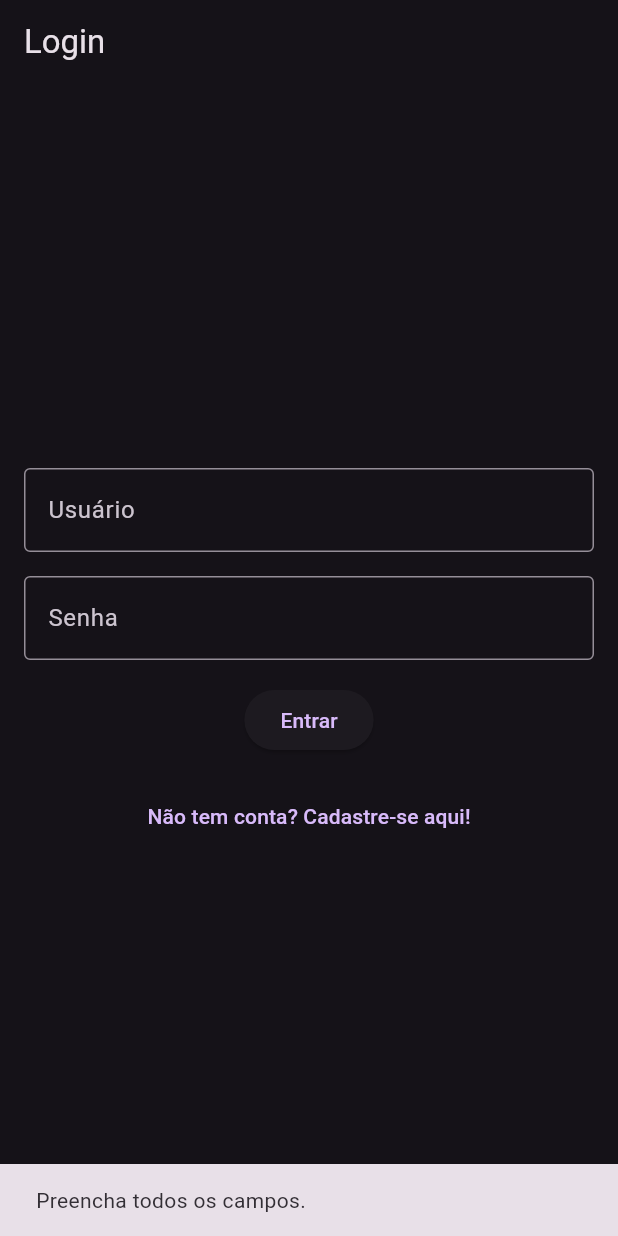
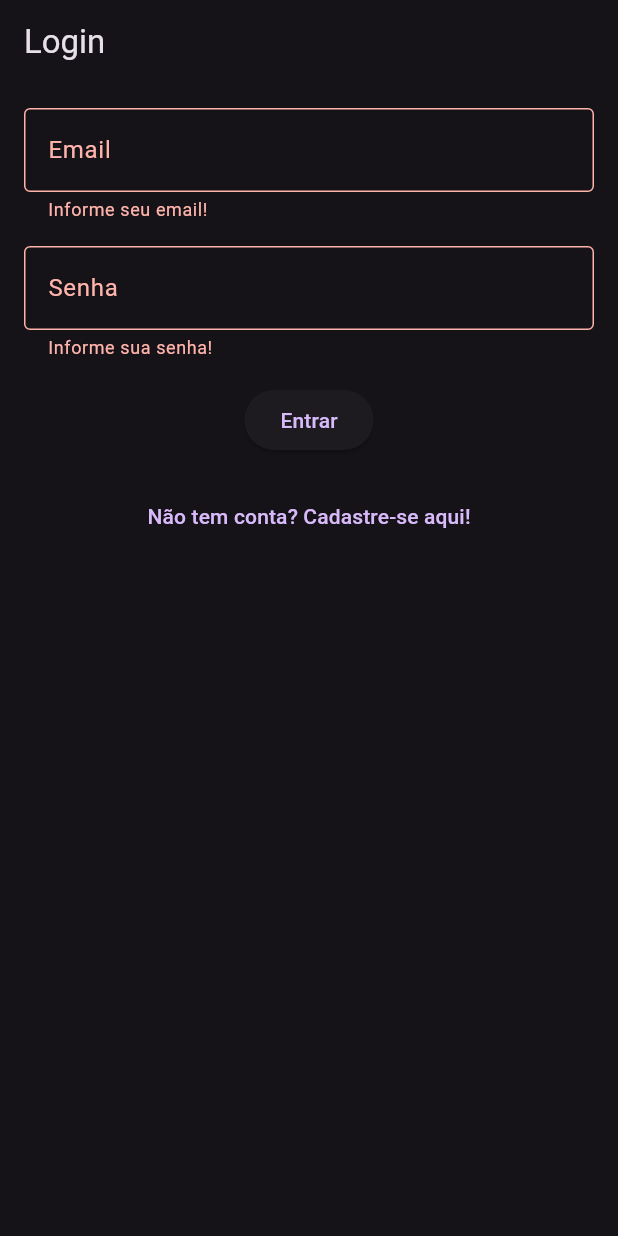
Before and after one commit to T-Toni/AgenteCaminha, a Flutter app: the screen it shows after launch, after a tap on "Entrar", on a phone screen of 412 x 824 dp. Run offline on Flutter 3.47's test engine with Material 3 defaults, Android fonts, the light colour scheme and no system bars; our stand-ins replace firebase_auth, firebase_core; accounts and stored records are empty.

Commit message:
Login Cadastro e Logout
- foi implementado utilizando o firebase as funcionalidades de login logout e cadastro
- teve que mudar também que o login e cadastro precisam ser via email e nao usuário

```diff
--- a/projeto/lib/app.dart
+++ b/projeto/lib/app.dart
@@ -1,5 +1,5 @@
 import 'package:flutter/material.dart';
-import 'package:projeto/pages/login.dart';
+import 'package:projeto/pages/auth_check.dart';
 
 
 class MyApp extends StatelessWidget {
@@ -16,7 +16,7 @@ class MyApp extends StatelessWidget {
         useMaterial3: true,
 
       ),
-      home: LoginScreen(),
+      home: AuthCheck(),
     );
   }
 }
--- a/projeto/lib/main.dart
+++ b/projeto/lib/main.dart
@@ -1,23 +1,26 @@
 import 'package:flutter/material.dart';
 import 'package:projeto/app.dart';
+import 'package:projeto/firebase_options.dart';
 import 'package:projeto/repositories/personagens_repository.dart';
 import 'package:projeto/repositories/usuarios_repository.dart';
+import 'package:projeto/services/auth_service.dart';
 import 'package:provider/provider.dart';
+import 'package:firebase_core/firebase_core.dart';
 
 //void main() {
 //  runApp(const MyApp());
 //}
 
-void main() {
+void main() async{
+  WidgetsFlutterBinding.ensureInitialized();
+  await Firebase.initializeApp(options: DefaultFirebaseOptions.currentPlatform,);
+
   runApp(
     MultiProvider(
       providers: [
-        ChangeNotifierProvider(
-          create: (context) => UsuariosRepository(),
-        ),
-        ChangeNotifierProvider(
-          create: (context) => PersonagensRepository(),
-        ),
+        ChangeNotifierProvider(create: (context) => AuthService()),
+        ChangeNotifierProvider(create: (context) => UsuariosRepository()),
+        ChangeNotifierProvider(create: (context) => PersonagensRepository()),
       ],
       child: const MyApp(),
     ),
--- /dev/null
+++ b/projeto/lib/pages/auth_check.dart
@@ -0,0 +1,39 @@
+import 'package:flutter/material.dart';
+import 'package:projeto/menu.dart';
+import 'package:projeto/pages/login.dart';
+import 'package:projeto/services/auth_service.dart';
+import 'package:provider/provider.dart';
+
+class AuthCheck extends StatefulWidget {
+  const AuthCheck({super.key});
+
+  @override
+  State<AuthCheck> createState() => _AuthCheckState();
+}
+
+class _AuthCheckState extends State<AuthCheck>{
+
+
+  @override
+  Widget build(BuildContext context) {
+
+    AuthService auth = Provider.of<AuthService>(context);
+
+    if (auth.isLoading){
+      return loading();
+    }
+    else if (auth.usuario == null){
+      return LoginScreen();
+    }
+    else{
+      return Menu();
+    }
+  }
+
+  loading() {
+    return Scaffold(
+      body: Center(
+        child: CircularProgressIndicator()),
+    );
+  }
+}
--- a/projeto/lib/pages/login.dart
+++ b/projeto/lib/pages/login.dart
@@ -1,16 +1,31 @@
 import 'package:flutter/material.dart';
-import 'package:projeto/menu.dart';
 import 'package:projeto/pages/cadastro.dart';
 import 'package:projeto/repositories/usuarios_repository.dart';
+import 'package:projeto/services/auth_service.dart';
 import 'package:provider/provider.dart';
 
-class LoginScreen extends StatelessWidget {
-  final TextEditingController _usernameController = TextEditingController();
+class LoginScreen extends StatefulWidget {
+
+  LoginScreen({Key? key }) : super(key: key);
+
+  @override
+  _LoginScreenState createState() => _LoginScreenState();
+}
+
+class _LoginScreenState extends State<LoginScreen>{
+  final TextEditingController _emailController = TextEditingController();
   final TextEditingController _passwordController = TextEditingController();
+  final formKey = GlobalKey<FormState>();
 
   late UsuariosRepository usuarios;
 
-  LoginScreen({super.key});
+  login() async{
+    try {
+      await context.read<AuthService>().login(_emailController.text, _passwordController.text);
+    } on AuthException catch (e) {
+      ScaffoldMessenger.of(context).showSnackBar(SnackBar(content: Text(e.message)));
+    }
+  }
 
   @override
   Widget build(BuildContext context) {
@@ -21,30 +36,53 @@ class LoginScreen extends StatelessWidget {
       appBar: AppBar(
         title: const Text('Login'),
       ),
-      body: Padding(
+      body: SingleChildScrollView(
+        child : Padding(
           padding: const EdgeInsets.all(16.0),
-        child: Column(
+          child: Form (
+            key : formKey,
+            child : Column(
               mainAxisAlignment: MainAxisAlignment.center,
               children: [
-            TextField(
-              controller: _usernameController,
+                TextFormField(
+                  controller: _emailController,
                   decoration: const InputDecoration(
-                labelText: 'Usuário',
+                    labelText: 'Email',
                     border: OutlineInputBorder(),
                   ),
+                  validator: (value) {
+                    if (value!.isEmpty){
+                      return "Informe seu email!";
+                    }
+                    return null;
+                  },
+                  keyboardType: TextInputType.emailAddress,
                 ),
                 const SizedBox(height: 16),
-            TextField(
+                TextFormField(
                   controller: _passwordController,
                   decoration: const InputDecoration(
                     labelText: 'Senha',
                     border: OutlineInputBorder(),
                   ),
                   obscureText: true, // Oculta a senha
+                  validator: (value) {
+                    if (value!.isEmpty){
+                      return "Informe sua senha!";
+                    }
+                    else if (value.length < 6){
+                      return "Sua senha deve ter no mínimo 6 caracteres";
+                    }
+                    return null;
+                  }
                 ),
                 const SizedBox(height: 16),
                 ElevatedButton(
                   onPressed: () {
+                    if (formKey.currentState!.validate()){
+                      login();
+                    }
+                    /*
                     // Captura os valores dos campos de texto
                     String username = _usernameController.text;
                     String password = _passwordController.text;
@@ -57,7 +95,7 @@ class LoginScreen extends StatelessWidget {
                     }
                     else
                     {
-                  // Verificar se o login existe
+                      //verificar se o login existe
                       bool sucesso = usuarios.validaUsuario(username, password);
 
                       if (sucesso){
@@ -70,7 +108,7 @@ class LoginScreen extends StatelessWidget {
                           const SnackBar(content: Text('Login falhou! Tente novamente.')),
                         );
                       }
-                }
+                      */
                   },
                   child: const Text('Entrar'),
                 ),
@@ -88,6 +126,8 @@ class LoginScreen extends StatelessWidget {
               ],
             ),
           ),
+        ),
+      ),
     );
   }
 }
--- /dev/null
+++ b/projeto/lib/services/auth_service.dart
@@ -0,0 +1,71 @@
+import 'package:firebase_auth/firebase_auth.dart';
+import 'package:flutter/material.dart';
+
+class AuthException implements Exception{
+  String message;
+
+  AuthException(this.message);
+}
+
+class AuthService extends ChangeNotifier{
+  FirebaseAuth _auth = FirebaseAuth.instance;
+  User? usuario;
+  bool isLoading = true;
+
+  AuthService(){
+    _authCheck();
+  }
+
+  _authCheck(){
+    _auth.authStateChanges().listen((User? user){
+      usuario = (user == null) ? null : user;
+      isLoading = false;
+      notifyListeners();
+    });
+  }
+
+  _getUser(){
+    usuario = _auth.currentUser;
+    isLoading = false;
+    notifyListeners();
+  }
+
+  _loading(){
+    isLoading = true;
+    notifyListeners();
+  }
+
+  registrar(String email, String senha) async {
+    _loading();
+    try{
+      await _auth.createUserWithEmailAndPassword(email: email, password: senha);
+      _getUser();
+    } on FirebaseAuthException catch (e){
+      if (e.code == 'weak-password'){
+        throw AuthException('A senha é muito fraca');
+      } else if (e.code == 'email-already-in-use'){
+        throw AuthException('Este email já esta cadastrado');
+      }
+    }
+  }
+
+  login(String email, String senha) async {
+    _loading();
+    try{
+      await _auth.signInWithEmailAndPassword(email: email, password: senha);
+      _getUser();
+    } on FirebaseAuthException catch (e){
+      if (e.code == 'user-not-found'){
+        throw AuthException('Email não encontrado. Cadastre-se');
+      } else if (e.code == 'wrong-password'){
+        throw AuthException('Senha incorreta. Tente novamente');
+      }
+    }
+  }
+
+  logout() async{
+    _loading();
+    await _auth.signOut();
+    _getUser();
+  }
+}
--- a/projeto/pubspec.yaml
+++ b/projeto/pubspec.yaml
@@ -35,6 +35,9 @@ dependencies:
   # The following adds the Cupertino Icons font to your application.
   # Use with the CupertinoIcons class for iOS style icons.
   cupertino_icons: ^1.0.8
+  firebase: ^9.0.3
+  firebase_auth: ^5.3.4
+  firebase_core: ^3.8.1
 
 dev_dependencies:
   flutter_test:
@@ -45,7 +48,7 @@ dev_dependencies:
   # activated in the `analysis_options.yaml` file located at the root of your
   # package. See that file for information about deactivating specific lint
   # rules and activating additional ones.
-  flutter_lints: ^4.0.0
+  flutter_lints: ^5.0.0
 
 # For information on the generic Dart part of this file, see the
 # following page: https://dart.dev/tools/pub/pubspec
```
Also changed, not shown: projeto/lib/menu.dart (+10 -10 lines), projeto/lib/pages/cadastro.dart (+60 -38 lines), projeto/firebase.json (added), projeto/lib/firebase_options.dart (added), projeto/pubspec.lock, 7 other files. Lines whose indentation alone changed are shown as unchanged.
